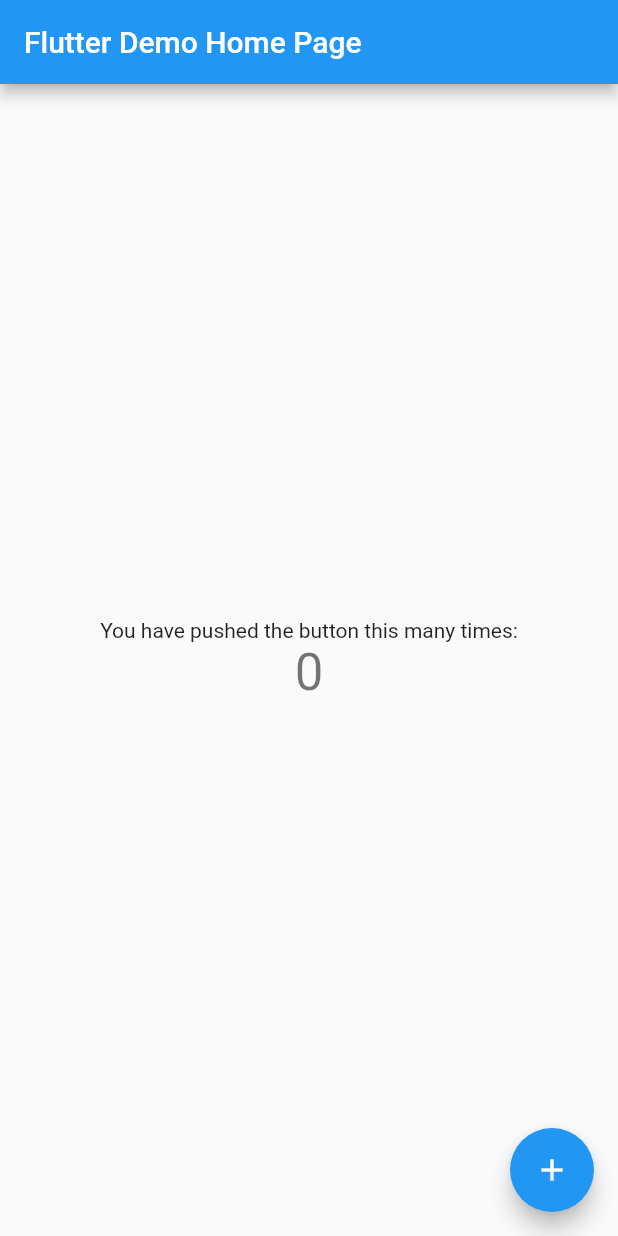
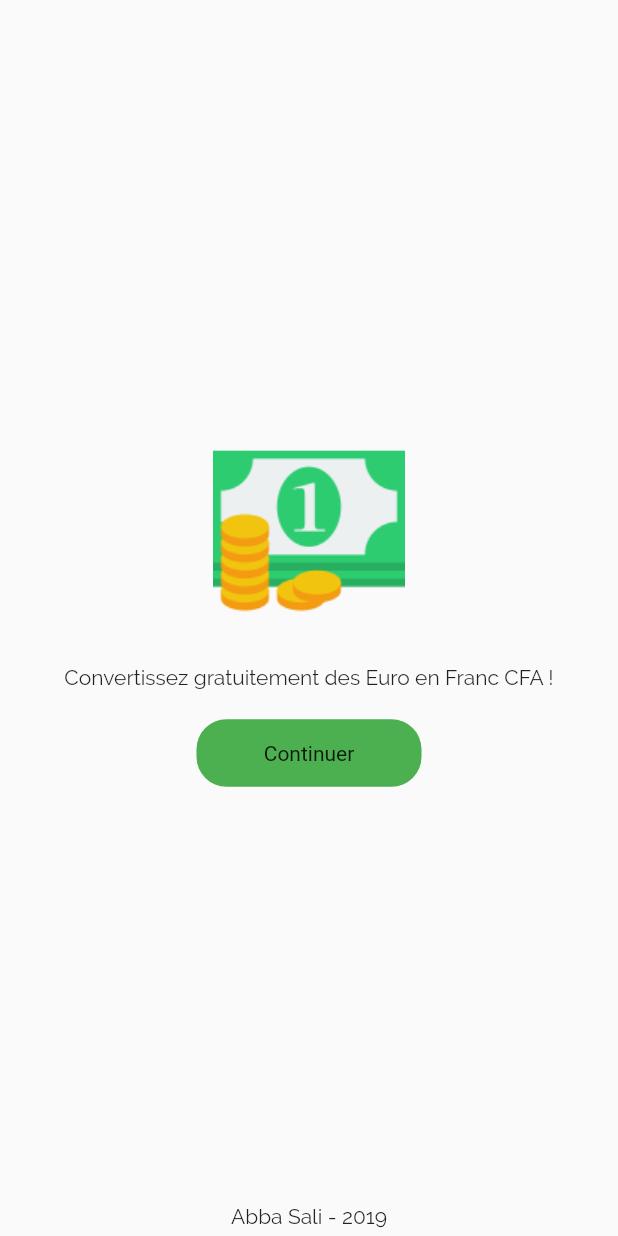
Before and after one commit to Asam237/conversion_euro_cfa, a Flutter app: the screen it shows after launch, on a phone screen of 412 x 824 dp. Run offline on Flutter 3.47's test engine with Material 2 defaults, Android fonts, the phone set to English and light mode, and no system bars.

Commit message:
Add files and update

```diff
--- a/lib/main.dart
+++ b/lib/main.dart
@@ -1,111 +1,12 @@
+import 'package:conversion_e_c/screens/MyIndex.dart';
 import 'package:flutter/material.dart';
 
-void main() => runApp(MyApp());
 
-class MyApp extends StatelessWidget {
-  // This widget is the root of your application.
-  @override
-  Widget build(BuildContext context) {
-    return MaterialApp(
-      title: 'Flutter Demo',
-      theme: ThemeData(
-        // This is the theme of your application.
-        //
-        // Try running your application with "flutter run". You'll see the
-        // application has a blue toolbar. Then, without quitting the app, try
-        // changing the primarySwatch below to Colors.green and then invoke
-        // "hot reload" (press "r" in the console where you ran "flutter run",
-        // or simply save your changes to "hot reload" in a Flutter IDE).
-        // Notice that the counter didn't reset back to zero; the application
-        // is not restarted.
-        primarySwatch: Colors.blue,
-      ),
-      home: MyHomePage(title: 'Flutter Demo Home Page'),
-    );
-  }
+void main(){
+  runApp(
+    MaterialApp(
+      home: MyIndex(),
+      debugShowCheckedModeBanner: false,
+    )
+  );
 }
-
-class MyHomePage extends StatefulWidget {
-  MyHomePage({Key key, this.title}) : super(key: key);
-
-  // This widget is the home page of your application. It is stateful, meaning
-  // that it has a State object (defined below) that contains fields that affect
-  // how it looks.
-
-  // This class is the configuration for the state. It holds the values (in this
-  // case the title) provided by the parent (in this case the App widget) and
-  // used by the build method of the State. Fields in a Widget subclass are
-  // always marked "final".
-
-  final String title;
-
-  @override
-  _MyHomePageState createState() => _MyHomePageState();
-}
-
-class _MyHomePageState extends State<MyHomePage> {
-  int _counter = 0;
-
-  void _incrementCounter() {
-    setState(() {
-      // This call to setState tells the Flutter framework that something has
-      // changed in this State, which causes it to rerun the build method below
-      // so that the display can reflect the updated values. If we changed
-      // _counter without calling setState(), then the build method would not be
-      // called again, and so nothing would appear to happen.
-      _counter++;
-    });
-  }
-
-  @override
-  Widget build(BuildContext context) {
-    // This method is rerun every time setState is called, for instance as done
-    // by the _incrementCounter method above.
-    //
-    // The Flutter framework has been optimized to make rerunning build methods
-    // fast, so that you can just rebuild anything that needs updating rather
-    // than having to individually change instances of widgets.
-    return Scaffold(
-      appBar: AppBar(
-        // Here we take the value from the MyHomePage object that was created by
-        // the App.build method, and use it to set our appbar title.
-        title: Text(widget.title),
-      ),
-      body: Center(
-        // Center is a layout widget. It takes a single child and positions it
-        // in the middle of the parent.
-        child: Column(
-          // Column is also a layout widget. It takes a list of children and
-          // arranges them vertically. By default, it sizes itself to fit its
-          // children horizontally, and tries to be as tall as its parent.
-          //
-          // Invoke "debug painting" (press "p" in the console, choose the
-          // "Toggle Debug Paint" action from the Flutter Inspector in Android
-          // Studio, or the "Toggle Debug Paint" command in Visual Studio Code)
-          // to see the wireframe for each widget.
-          //
-          // Column has various properties to control how it sizes itself and
-          // how it positions its children. Here we use mainAxisAlignment to
-          // center the children vertically; the main axis here is the vertical
-          // axis because Columns are vertical (the cross axis would be
-          // horizontal).
-          mainAxisAlignment: MainAxisAlignment.center,
-          children: <Widget>[
-            Text(
-              'You have pushed the button this many times:',
-            ),
-            Text(
-              '$_counter',
-              style: Theme.of(context).textTheme.display1,
-            ),
-          ],
-        ),
-      ),
-      floatingActionButton: FloatingActionButton(
-        onPressed: _incrementCounter,
-        tooltip: 'Increment',
-        child: Icon(Icons.add),
-      ), // This trailing comma makes auto-formatting nicer for build methods.
-    );
-  }
-}
--- /dev/null
+++ b/lib/screens/MyIndex.dart
@@ -0,0 +1,51 @@
+import 'package:conversion_e_c/screens/MyHome.dart';
+import 'package:flutter/material.dart';
+
+class MyIndex extends StatelessWidget {
+  @override
+  Widget build(BuildContext context) {
+    return Scaffold(
+      bottomNavigationBar: Container(
+        margin: EdgeInsets.all(5.0),
+        child: Text("Abba Sali - 2019", style: TextStyle(fontFamily: "Schyler"), textAlign: TextAlign.center,),
+      ),
+      body: Column(
+        mainAxisAlignment: MainAxisAlignment.center,
+        children: <Widget>[
+          Container(
+            alignment: Alignment.center,
+            child: Image.asset(
+              "images/bgimg.png",
+              width: 150.0,
+              height: 150.0,
+            ),
+          ),
+          Container(
+            margin: EdgeInsets.all(20.0),
+            child: Text(
+              "Convertissez gratuitement des Euro en Franc CFA !",
+              textAlign: TextAlign.center,
+              style: TextStyle(fontFamily: "Schyler"),
+            ),
+          ),
+          InkWell(
+            onTap: (){
+              Navigator.pushAndRemoveUntil(context, MaterialPageRoute(builder: (context) => MyHome()), (Route route) => false);
+            },
+            child: Container(
+              width: 150.0,
+              height: 45.0,
+              alignment: Alignment.center,
+              decoration: BoxDecoration(
+                  color: Colors.green,
+                  borderRadius: BorderRadius.circular(20.0)),
+              child: Center(
+                child: Text("Continuer"),
+              ),
+            ),
+          )
+        ],
+      ),
+    );
+  }
+}
```
Also changed, not shown: lib/screens/MyHome.dart (added, +76 -0 lines), pubspec.yaml (+7 -6 lines), fonts/Raleway.ttf (added), images/bgimg.png (added), images/imgh.png (added), 1 other file.
